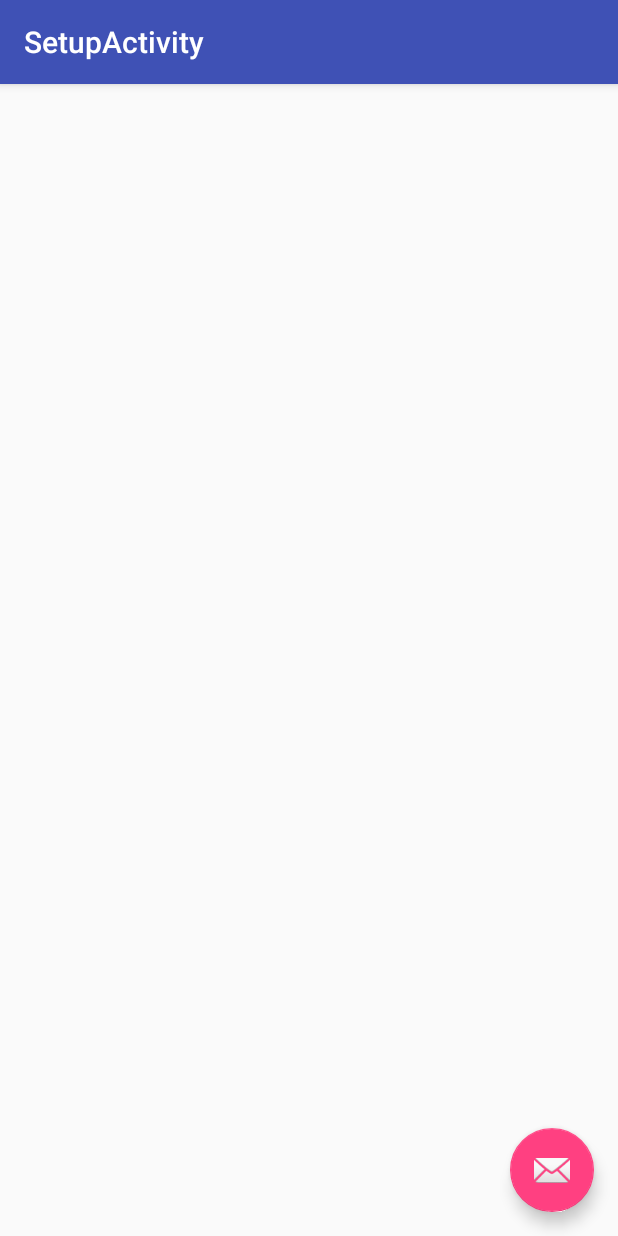
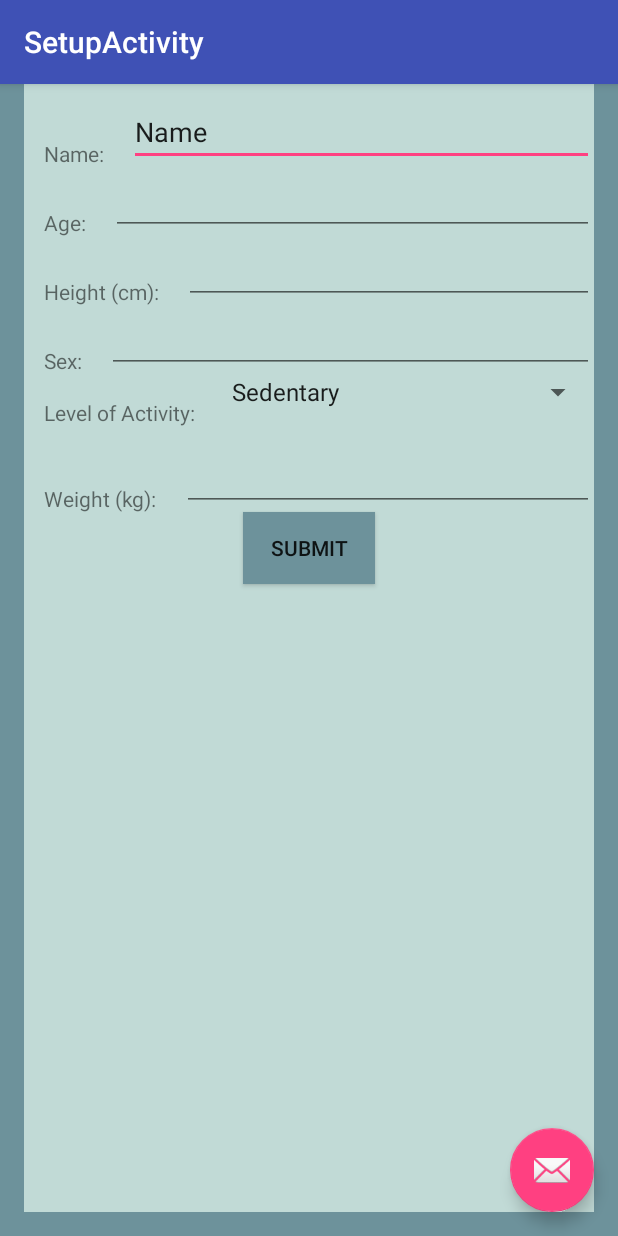
Before and after one commit to CollinStubbs/WhoHatesCardio, an Android app: the SetupActivity screen opened directly, with no data from a screen before it, on a phone screen of 412 x 824 dp. Run offline under Robolectric (Android 15) with nearby library versions, the phone set to English and light mode, and no system bars.

Commit message:
Setup Page Layout

```diff
--- a/app/src/main/res/layout/content_setup.xml
+++ b/app/src/main/res/layout/content_setup.xml
@@ -1,13 +1,152 @@
 <?xml version="1.0" encoding="utf-8"?>
 <RelativeLayout xmlns:android="http://schemas.android.com/apk/res/android"
-    xmlns:tools="http://schemas.android.com/tools"
-    xmlns:app="http://schemas.android.com/apk/res-auto" android:layout_width="match_parent"
+    xmlns:tools="http://schemas.android.com/tools" android:layout_width="match_parent"
     android:layout_height="match_parent" android:paddingLeft="@dimen/activity_horizontal_margin"
     android:paddingRight="@dimen/activity_horizontal_margin"
     android:paddingTop="@dimen/activity_vertical_margin"
     android:paddingBottom="@dimen/activity_vertical_margin"
-    app:layout_behavior="@string/appbar_scrolling_view_behavior"
-    tools:showIn="@layout/activity_setup"
-    tools:context="com.whohatescardio.stubbsnation.whohatescardio.SetupActivity">
+    android:background="#6D929B" tools:context=".MainActivity">
 
+    <LinearLayout
+        android:orientation="vertical"
+        android:layout_width="match_parent"
+        android:layout_height="match_parent"
+        android:layout_alignParentStart="true"
+        android:layout_alignParentTop="true"
+        android:background="#C1DAD6">
+
+        <TextView
+            android:layout_width="wrap_content"
+            android:layout_height="wrap_content"
+            android:textAppearance="?android:attr/textAppearanceLarge"
+            android:text="Who Are you?"
+            android:id="@+id/settingsTitle"
+            android:layout_gravity="center_horizontal"
+            android:layout_margin="10dp" />
+
+        <LinearLayout
+            android:orientation="horizontal"
+            android:layout_width="match_parent"
+            android:layout_height="wrap_content">
+
+            <TextView
+                android:layout_width="wrap_content"
+                android:layout_height="wrap_content"
+                android:text="Name: "
+                android:id="@+id/nameTitle"
+                android:layout_margin="20px" />
+
+            <EditText
+                android:layout_width="0dp"
+                android:layout_height="wrap_content"
+                android:inputType="textPersonName"
+                android:text="Name"
+                android:ems="10"
+                android:id="@+id/editText"
+                android:layout_weight="1" />
+        </LinearLayout>
+        <LinearLayout
+            android:orientation="horizontal"
+            android:layout_width="match_parent"
+            android:layout_height="wrap_content">
+            <TextView
+                android:layout_width="wrap_content"
+                android:layout_height="wrap_content"
+                android:text="Age: "
+                android:id="@+id/ageTitle"
+                android:layout_margin="20px" />
+
+            <EditText
+                android:layout_width="wrap_content"
+                android:layout_height="wrap_content"
+                android:inputType="number"
+                android:ems="10"
+                android:id="@+id/editText2"
+                android:layout_weight="1" />
+        </LinearLayout>
+        <LinearLayout
+            android:orientation="horizontal"
+            android:layout_width="match_parent"
+            android:layout_height="wrap_content">
+            <TextView
+                android:layout_width="wrap_content"
+                android:layout_height="wrap_content"
+                android:text="Height (cm): "
+                android:id="@+id/heightTitle"
+                android:layout_margin="20px" />
+
+            <EditText
+                android:layout_width="wrap_content"
+                android:layout_height="wrap_content"
+                android:inputType="numberDecimal"
+                android:ems="10"
+                android:id="@+id/editText3"
+                android:layout_weight="1" />
+        </LinearLayout>
+        <LinearLayout
+            android:orientation="horizontal"
+            android:layout_width="match_parent"
+            android:layout_height="wrap_content">
+            <TextView
+                android:layout_width="wrap_content"
+                android:layout_height="wrap_content"
+                android:text="Sex: "
+                android:id="@+id/sexTitle"
+                android:layout_margin="20px" />
+
+            <EditText
+                android:layout_width="wrap_content"
+                android:layout_height="wrap_content"
+                android:id="@+id/editText4"
+                android:layout_weight="1" />
+        </LinearLayout>
+        <LinearLayout
+            android:orientation="horizontal"
+            android:layout_width="match_parent"
+            android:layout_height="wrap_content">
+
+            <TextView
+                android:layout_width="wrap_content"
+                android:layout_height="wrap_content"
+                android:text="Level of Activity: "
+                android:id="@+id/levelTitle"
+                android:layout_margin="20px" />
+
+            <Spinner
+                android:layout_width="wrap_content"
+                android:layout_height="wrap_content"
+                android:id="@+id/spinner"
+                android:layout_weight="1"
+                android:spinnerMode="dropdown"
+                android:entries="@array/items" />
+        </LinearLayout>
+        <LinearLayout
+            android:orientation="horizontal"
+            android:layout_width="match_parent"
+            android:layout_height="wrap_content">
+
+            <TextView
+                android:layout_width="wrap_content"
+                android:layout_height="wrap_content"
+                android:text="Weight (kg): "
+                android:id="@+id/weightTitle"
+                android:layout_margin="20px" />
+
+            <EditText
+                android:layout_width="wrap_content"
+                android:layout_height="wrap_content"
+                android:inputType="numberDecimal"
+                android:ems="10"
+                android:id="@+id/editText5"
+                android:layout_weight="1" />
+        </LinearLayout>
+
+        <Button
+            android:layout_width="wrap_content"
+            android:layout_height="wrap_content"
+            android:text="Submit"
+            android:id="@+id/submitButton"
+            android:layout_gravity="center_horizontal"
+            android:background="#6D929B" />
+    </LinearLayout>
 </RelativeLayout>
--- /dev/null
+++ b/app/src/main/res/values/arrays.xml
@@ -0,0 +1,12 @@
+<?xml version="1.0" encoding="utf-8"?>
+<resources>
+    <string name="app_name">WhoHatesCardio</string>
+    <string-array name="items">
+        <item>Sedentary</item>
+        <item>Lightly Active</item>
+        <item>Moderately Active</item>
+        <item>Very Active</item>
+        <item>Extremely Active</item>
+    </string-array>
+    <string name="spinPrompt">  </string>
+</resources>
```
